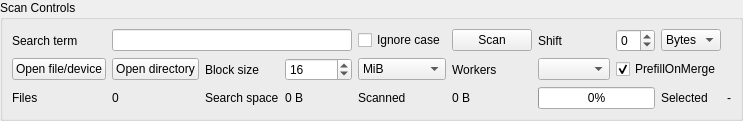
Before: the Qt Designer form ui/ScanControlsPanel.ui in DusteDdk/Breco, drawn with Qt 5.
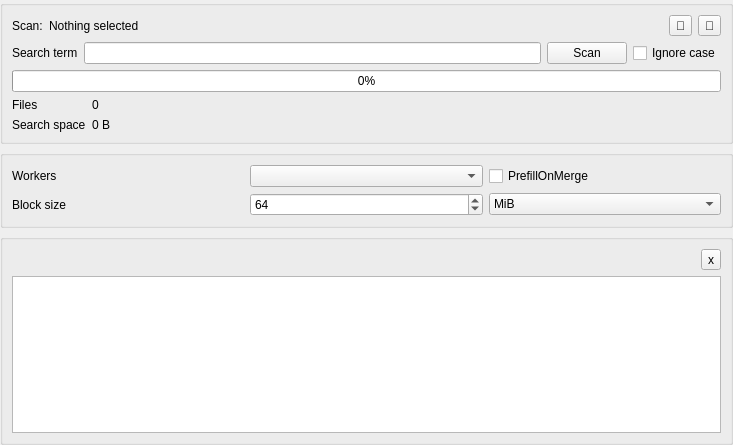
After: the same form once the commit is applied.

```diff
--- a/ui/ScanControlsPanel.ui
+++ b/ui/ScanControlsPanel.ui
@@ -2,6 +2,14 @@
 <ui version="4.0">
  <class>ScanControlsPanel</class>
  <widget class="QWidget" name="ScanControlsPanel">
+  <property name="geometry">
+   <rect>
+    <x>0</x>
+    <y>0</y>
+    <width>733</width>
+    <height>445</height>
+   </rect>
+  </property>
   <layout class="QVBoxLayout" name="verticalLayout">
    <property name="leftMargin">
     <number>0</number>
@@ -18,105 +26,142 @@
    <item>
     <widget class="QGroupBox" name="scanControlsGroup">
      <property name="title">
-      <string>Scan Controls</string>
+      <string/>
      </property>
-     <layout class="QGridLayout" name="gridLayout">
-      <item row="0" column="0">
-       <widget class="QLabel" name="searchTermLabel">
-        <property name="text">
-         <string>Search term</string>
+     <layout class="QVBoxLayout" name="verticalLayout_3">
+      <item>
+       <layout class="QHBoxLayout" name="horizontalLayout_5">
+        <property name="topMargin">
+         <number>0</number>
         </property>
-       </widget>
+        <item>
+         <widget class="QLabel" name="selectedSourceLabel">
+          <property name="sizePolicy">
+           <sizepolicy hsizetype="Preferred" vsizetype="Preferred">
+            <horstretch>0</horstretch>
+            <verstretch>0</verstretch>
+           </sizepolicy>
+          </property>
+          <property name="text">
+           <string>Scan:</string>
+          </property>
+         </widget>
+        </item>
+        <item>
+         <widget class="QLabel" name="selectedSourceValueLabel">
+          <property name="sizePolicy">
+           <sizepolicy hsizetype="Expanding" vsizetype="Preferred">
+            <horstretch>0</horstretch>
+            <verstretch>0</verstretch>
+           </sizepolicy>
+          </property>
+          <property name="text">
+           <string>Nothing selected</string>
+          </property>
+         </widget>
+        </item>
+        <item>
+         <widget class="QToolButton" name="openFileButton">
+          <property name="text">
+           <string>📄</string>
+          </property>
+         </widget>
+        </item>
+        <item>
+         <widget class="QToolButton" name="openDirButton">
+          <property name="text">
+           <string>📁</string>
+          </property>
+         </widget>
+        </item>
+       </layout>
       </item>
-      <item row="0" column="1" colspan="3">
-       <widget class="QLineEdit" name="searchTermLineEdit"/>
+      <item>
+       <layout class="QHBoxLayout" name="horizontalLayout_3">
+        <item>
+         <widget class="QLabel" name="searchTermLabel">
+          <property name="text">
+           <string>Search term</string>
+          </property>
+         </widget>
+        </item>
+        <item>
+         <widget class="QLineEdit" name="searchTermLineEdit"/>
+        </item>
+        <item>
+         <widget class="QPushButton" name="startScanButton">
+          <property name="text">
+           <string>Scan</string>
+          </property>
+         </widget>
+        </item>
+        <item>
+         <widget class="QCheckBox" name="ignoreCaseCheckBox">
+          <property name="text">
+           <string>Ignore case</string>
+          </property>
+         </widget>
+        </item>
+       </layout>
       </item>
-      <item row="0" column="4">
-       <widget class="QCheckBox" name="ignoreCaseCheckBox">
-        <property name="text">
-         <string>Ignore case</string>
-        </property>
-       </widget>
-      </item>
-      <item row="0" column="5">
-       <widget class="QPushButton" name="startScanButton">
-        <property name="text">
-         <string>Scan</string>
-        </property>
-       </widget>
-      </item>
-      <item row="0" column="6">
-       <widget class="QLabel" name="shiftLabel">
-        <property name="text">
-         <string>Shift</string>
-        </property>
-       </widget>
-      </item>
-      <item row="0" column="7">
-       <widget class="QSpinBox" name="shiftValueSpin">
+      <item>
+       <widget class="QProgressBar" name="scanProgressBar">
         <property name="minimum">
-         <number>-7</number>
+         <number>0</number>
         </property>
         <property name="maximum">
-         <number>7</number>
+         <number>1000</number>
         </property>
         <property name="value">
          <number>0</number>
         </property>
        </widget>
       </item>
-      <item row="0" column="8">
-       <widget class="QComboBox" name="shiftUnitCombo">
-        <item>
-         <property name="text">
-          <string>Bytes</string>
-         </property>
+      <item>
+       <layout class="QFormLayout" name="formLayout">
+        <property name="topMargin">
+         <number>0</number>
+        </property>
+        <item row="0" column="0">
+         <widget class="QLabel" name="filesCountLabel">
+          <property name="text">
+           <string>Files</string>
+          </property>
+         </widget>
         </item>
-        <item>
-         <property name="text">
-          <string>Bits</string>
-         </property>
+        <item row="0" column="1">
+         <widget class="QLabel" name="filesCountValueLabel">
+          <property name="text">
+           <string>0</string>
+          </property>
+         </widget>
         </item>
-       </widget>
+        <item row="1" column="0">
+         <widget class="QLabel" name="searchSpaceLabel">
+          <property name="text">
+           <string>Search space</string>
+          </property>
+         </widget>
+        </item>
+        <item row="1" column="1">
+         <widget class="QLabel" name="searchSpaceValueLabel">
+          <property name="text">
+           <string>0 B</string>
+          </property>
+         </widget>
+        </item>
+       </layout>
       </item>
-      <item row="1" column="0">
-       <widget class="QPushButton" name="openFileButton">
-        <property name="text">
-         <string>Open file/device</string>
-        </property>
-       </widget>
-      </item>
-      <item row="1" column="1">
-       <widget class="QPushButton" name="openDirButton">
-        <property name="text">
-         <string>Open directory</string>
-        </property>
-       </widget>
-      </item>
+     </layout>
+    </widget>
+   </item>
+   <item>
+    <widget class="QGroupBox" name="advancedSearch">
+     <property name="title">
+      <string/>
+     </property>
+     <layout class="QGridLayout" name="gridLayout_2">
       <item row="1" column="2">
-       <widget class="QLabel" name="blockSizeLabel">
-        <property name="text">
-         <string>Block size</string>
-        </property>
-       </widget>
-      </item>
-      <item row="1" column="3">
-       <widget class="QSpinBox" name="blockSizeSpin">
-        <property name="minimum">
-         <number>1</number>
-        </property>
-        <property name="maximum">
-         <number>1048576</number>
-        </property>
-        <property name="singleStep">
-         <number>1</number>
-        </property>
-        <property name="value">
-         <number>16</number>
-        </property>
-       </widget>
-      </item>
-      <item row="1" column="4">
        <widget class="QComboBox" name="blockSizeUnitCombo">
         <property name="currentIndex">
          <number>2</number>
@@ -138,92 +183,86 @@
         </item>
        </widget>
       </item>
-      <item row="1" column="5">
+      <item row="1" column="1">
+       <widget class="QSpinBox" name="blockSizeSpin">
+        <property name="minimum">
+         <number>1</number>
+        </property>
+        <property name="maximum">
+         <number>1048576</number>
+        </property>
+        <property name="singleStep">
+         <number>1</number>
+        </property>
+        <property name="value">
+         <number>64</number>
+        </property>
+       </widget>
+      </item>
+      <item row="1" column="0">
+       <widget class="QLabel" name="blockSizeLabel">
+        <property name="text">
+         <string>Block size</string>
+        </property>
+       </widget>
+      </item>
+      <item row="0" column="0">
        <widget class="QLabel" name="workerCountLabel">
         <property name="text">
          <string>Workers</string>
         </property>
        </widget>
       </item>
-      <item row="1" column="6">
+      <item row="0" column="1">
        <widget class="QComboBox" name="workerCountCombo"/>
       </item>
-      <item row="1" column="7" colspan="2">
+      <item row="0" column="2">
        <widget class="QCheckBox" name="prefillOnMergeCheckBox">
         <property name="text">
          <string>PrefillOnMerge</string>
         </property>
         <property name="checked">
+         <bool>false</bool>
+        </property>
+       </widget>
+      </item>
+     </layout>
+    </widget>
+   </item>
+   <item>
+    <widget class="QGroupBox" name="lifecycleCard">
+     <layout class="QVBoxLayout" name="verticalLayout_2">
+      <item>
+       <layout class="QHBoxLayout" name="horizontalLayout">
+        <item>
+         <spacer name="horizontalSpacer">
+          <property name="orientation">
+           <enum>Qt::Horizontal</enum>
+          </property>
+          <property name="sizeHint" stdset="0">
+           <size>
+            <width>40</width>
+            <height>20</height>
+           </size>
+          </property>
+         </spacer>
+        </item>
+        <item>
+         <widget class="QToolButton" name="btnHideLifecycleCard">
+          <property name="text">
+           <string>x</string>
+          </property>
+         </widget>
+        </item>
+       </layout>
+      </item>
+      <item>
+       <widget class="QListWidget" name="lifecycleLogListWidget">
+        <property name="alternatingRowColors">
          <bool>true</bool>
         </property>
-       </widget>
-      </item>
-      <item row="2" column="0">
-       <widget class="QLabel" name="filesCountLabel">
-        <property name="text">
-         <string>Files</string>
-        </property>
-       </widget>
-      </item>
-      <item row="2" column="1">
-       <widget class="QLabel" name="filesCountValueLabel">
-        <property name="text">
-         <string>0</string>
-        </property>
-       </widget>
-      </item>
-      <item row="2" column="2">
-       <widget class="QLabel" name="searchSpaceLabel">
-        <property name="text">
-         <string>Search space</string>
-        </property>
-       </widget>
-      </item>
-      <item row="2" column="3">
-       <widget class="QLabel" name="searchSpaceValueLabel">
-        <property name="text">
-         <string>0 B</string>
-        </property>
-       </widget>
-      </item>
-      <item row="2" column="4">
-       <widget class="QLabel" name="scannedLabel">
-        <property name="text">
-         <string>Scanned</string>
-        </property>
-       </widget>
-      </item>
-      <item row="2" column="5">
-       <widget class="QLabel" name="scannedValueLabel">
-        <property name="text">
-         <string>0 B</string>
-        </property>
-       </widget>
-      </item>
-      <item row="2" column="6" colspan="2">
-       <widget class="QProgressBar" name="scanProgressBar">
-        <property name="minimum">
-         <number>0</number>
-        </property>
-        <property name="maximum">
-         <number>1000</number>
-        </property>
-        <property name="value">
-         <number>0</number>
-        </property>
-       </widget>
-      </item>
-      <item row="2" column="8">
-       <widget class="QLabel" name="selectedSourceLabel">
-        <property name="text">
-         <string>Selected</string>
-        </property>
-       </widget>
-      </item>
-      <item row="2" column="9">
-       <widget class="QLabel" name="selectedSourceValueLabel">
-        <property name="text">
-         <string>-</string>
+        <property name="selectionMode">
+         <enum>QAbstractItemView::NoSelection</enum>
         </property>
        </widget>
       </item>
```
